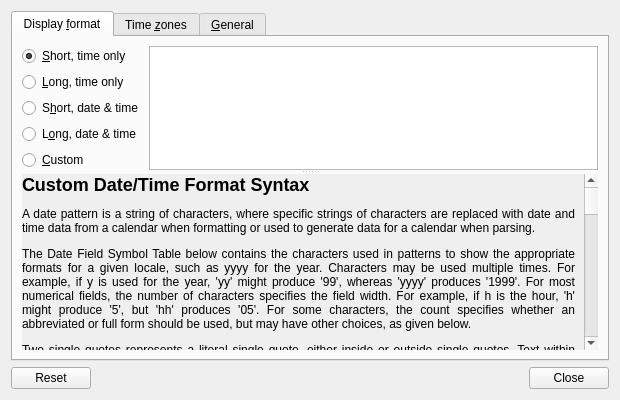
This is plugin-worldclock/lxqtworldclockconfiguration.ui in lxqt/lxqt-panel as Qt 5 draws it before an edit. The edited form follows.
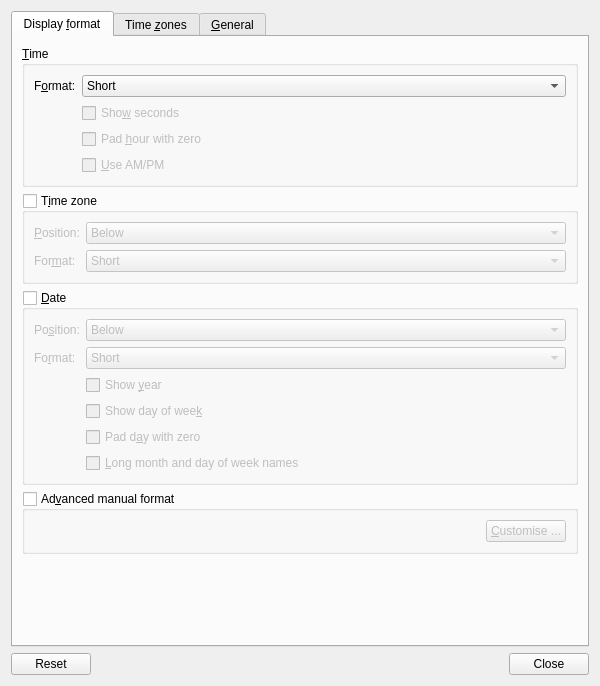
This is the edited form.

Patch:
```diff
--- a/plugin-worldclock/lxqtworldclockconfiguration.ui
+++ b/plugin-worldclock/lxqtworldclockconfiguration.ui
@@ -6,8 +6,8 @@
    <rect>
     <x>0</x>
     <y>0</y>
-    <width>620</width>
-    <height>400</height>
+    <width>600</width>
+    <height>686</height>
    </rect>
   </property>
   <property name="windowTitle">
@@ -23,124 +23,374 @@
       <attribute name="title">
        <string>Display &amp;format</string>
       </attribute>
-      <layout class="QVBoxLayout" name="_8" stretch="0">
+      <layout class="QVBoxLayout" name="_8" stretch="0,0,0,0,0">
        <item>
-        <widget class="QSplitter" name="splitter">
-         <property name="orientation">
-          <enum>Qt::Vertical</enum>
+        <widget class="QGroupBox" name="timeGB">
+         <property name="title">
+          <string>&amp;Time</string>
          </property>
-         <property name="childrenCollapsible">
-          <bool>false</bool>
-         </property>
-         <widget class="QWidget" name="layoutWidget">
-          <layout class="QHBoxLayout" name="_3">
-           <item>
-            <layout class="QVBoxLayout" name="_4">
+         <layout class="QFormLayout" name="formLayout">
+          <property name="fieldGrowthPolicy">
+           <enum>QFormLayout::AllNonFixedFieldsGrow</enum>
+          </property>
+          <item row="0" column="0">
+           <widget class="QLabel" name="timeFormatL">
+            <property name="text">
+             <string>F&amp;ormat:</string>
+            </property>
+            <property name="buddy">
+             <cstring>timeFormatCB</cstring>
+            </property>
+           </widget>
+          </item>
+          <item row="0" column="1">
+           <widget class="QComboBox" name="timeFormatCB">
+            <item>
+             <property name="text">
+              <string>Short</string>
+             </property>
+            </item>
+            <item>
+             <property name="text">
+              <string>Long</string>
+             </property>
+            </item>
+            <item>
+             <property name="text">
+              <string>Custom</string>
+             </property>
+            </item>
+           </widget>
+          </item>
+          <item row="1" column="0">
+           <widget class="QWidget" name="timeCustomLabelW" native="true"/>
+          </item>
+          <item row="1" column="1">
+           <widget class="QWidget" name="timeCustomW" native="true">
+            <property name="enabled">
+             <bool>false</bool>
+            </property>
+            <layout class="QVBoxLayout" name="verticalLayout_5">
+             <property name="leftMargin">
+              <number>0</number>
+             </property>
+             <property name="topMargin">
+              <number>0</number>
+             </property>
+             <property name="rightMargin">
+              <number>0</number>
+             </property>
+             <property name="bottomMargin">
+              <number>0</number>
+             </property>
              <item>
-              <widget class="QRadioButton" name="shortTimeOnlyFormatRB">
+              <widget class="QCheckBox" name="timeShowSecondsCB">
                <property name="text">
-                <string>&amp;Short, time only</string>
+                <string>Sho&amp;w seconds</string>
                </property>
-               <property name="checked">
-                <bool>true</bool>
+              </widget>
+             </item>
+             <item>
+              <widget class="QCheckBox" name="timePadHourCB">
+               <property name="text">
+                <string>Pad &amp;hour with zero</string>
                </property>
               </widget>
              </item>
              <item>
-              <widget class="QRadioButton" name="longTimeOnlyFormatRB">
+              <widget class="QCheckBox" name="timeAMPMCB">
                <property name="text">
-                <string>&amp;Long, time only</string>
+                <string>&amp;Use AM/PM</string>
                </property>
               </widget>
              </item>
+            </layout>
+           </widget>
+          </item>
+         </layout>
+        </widget>
+       </item>
+       <item>
+        <widget class="QGroupBox" name="timezoneGB">
+         <property name="title">
+          <string>T&amp;ime zone</string>
+         </property>
+         <property name="checkable">
+          <bool>true</bool>
+         </property>
+         <property name="checked">
+          <bool>false</bool>
+         </property>
+         <layout class="QFormLayout" name="formLayout_3">
+          <item row="0" column="0">
+           <widget class="QLabel" name="timezonePositionL">
+            <property name="text">
+             <string>&amp;Position:</string>
+            </property>
+            <property name="buddy">
+             <cstring>timezonePositionCB</cstring>
+            </property>
+           </widget>
+          </item>
+          <item row="1" column="0">
+           <widget class="QLabel" name="timezoneFormatL">
+            <property name="text">
+             <string>For&amp;mat:</string>
+            </property>
+            <property name="buddy">
+             <cstring>timezoneFormatCB</cstring>
+            </property>
+           </widget>
+          </item>
+          <item row="0" column="1">
+           <widget class="QComboBox" name="timezonePositionCB">
+            <item>
+             <property name="text">
+              <string>Below</string>
+             </property>
+            </item>
+            <item>
+             <property name="text">
+              <string>Above</string>
+             </property>
+            </item>
+            <item>
+             <property name="text">
+              <string>Before</string>
+             </property>
+            </item>
+            <item>
+             <property name="text">
+              <string>After</string>
+             </property>
+            </item>
+           </widget>
+          </item>
+          <item row="1" column="1">
+           <widget class="QComboBox" name="timezoneFormatCB">
+            <property name="currentIndex">
+             <number>0</number>
+            </property>
+            <item>
+             <property name="text">
+              <string>Short</string>
+             </property>
+            </item>
+            <item>
+             <property name="text">
+              <string>Long</string>
+             </property>
+            </item>
+            <item>
+             <property name="text">
+              <string>Offset from UTC</string>
+             </property>
+            </item>
+            <item>
+             <property name="text">
+              <string>Abbreviation</string>
+             </property>
+            </item>
+            <item>
+             <property name="text">
+              <string>IANA id</string>
+             </property>
+            </item>
+           </widget>
+          </item>
+         </layout>
+        </widget>
+       </item>
+       <item>
+        <widget class="QGroupBox" name="dateGB">
+         <property name="title">
+          <string>&amp;Date</string>
+         </property>
+         <property name="checkable">
+          <bool>true</bool>
+         </property>
+         <property name="checked">
+          <bool>false</bool>
+         </property>
+         <layout class="QFormLayout" name="formLayout_2">
+          <property name="fieldGrowthPolicy">
+           <enum>QFormLayout::AllNonFixedFieldsGrow</enum>
+          </property>
+          <item row="0" column="0">
+           <widget class="QLabel" name="datePositionL">
+            <property name="text">
+             <string>Po&amp;sition:</string>
+            </property>
+            <property name="buddy">
+             <cstring>datePositionCB</cstring>
+            </property>
+           </widget>
+          </item>
+          <item row="0" column="1">
+           <widget class="QComboBox" name="datePositionCB">
+            <item>
+             <property name="text">
+              <string>Below</string>
+             </property>
+            </item>
+            <item>
+             <property name="text">
+              <string>Above</string>
+             </property>
+            </item>
+            <item>
+             <property name="text">
+              <string>Before</string>
+             </property>
+            </item>
+            <item>
+             <property name="text">
+              <string>After</string>
+             </property>
+            </item>
+           </widget>
+          </item>
+          <item row="1" column="0">
+           <widget class="QLabel" name="dateFormatL">
+            <property name="text">
+             <string>Fo&amp;rmat:</string>
+            </property>
+            <property name="buddy">
+             <cstring>dateFormatCB</cstring>
+            </property>
+           </widget>
+          </item>
+          <item row="1" column="1">
+           <widget class="QComboBox" name="dateFormatCB">
+            <item>
+             <property name="text">
+              <string>Short</string>
+             </property>
+            </item>
+            <item>
+             <property name="text">
+              <string>Long</string>
+             </property>
+            </item>
+            <item>
+             <property name="text">
+              <string>ISO 8601</string>
+             </property>
+            </item>
+            <item>
+             <property name="text">
+              <string>Custom</string>
+             </property>
+            </item>
+           </widget>
+          </item>
+          <item row="2" column="0">
+           <widget class="QWidget" name="dateCustomLabelW" native="true"/>
+          </item>
+          <item row="2" column="1">
+           <widget class="QWidget" name="dateCustomW" native="true">
+            <property name="enabled">
+             <bool>false</bool>
+            </property>
+            <layout class="QVBoxLayout" name="verticalLayout_3">
+             <property name="leftMargin">
+              <number>0</number>
+             </property>
+             <property name="topMargin">
+              <number>0</number>
+             </property>
+             <property name="rightMargin">
+              <number>0</number>
+             </property>
+             <property name="bottomMargin">
+              <number>0</number>
+             </property>
              <item>
-              <widget class="QRadioButton" name="shortFormatRB">
+              <widget class="QCheckBox" name="dateShowYearCB">
                <property name="text">
-                <string>S&amp;hort, date &amp;&amp; time</string>
+                <string>Show &amp;year</string>
                </property>
               </widget>
              </item>
              <item>
-              <widget class="QRadioButton" name="longFormatRB">
+              <widget class="QCheckBox" name="dateShowDoWCB">
                <property name="text">
-                <string>L&amp;ong, date &amp;&amp; time</string>
+                <string>Show day of wee&amp;k</string>
                </property>
               </widget>
              </item>
              <item>
-              <widget class="QRadioButton" name="customFormatRB">
+              <widget class="QCheckBox" name="datePadDayCB">
                <property name="text">
-                <string>&amp;Custom</string>
+                <string>Pad d&amp;ay with zero</string>
                </property>
               </widget>
              </item>
              <item>
-              <spacer name="verticalSpacer_2">
-               <property name="orientation">
-                <enum>Qt::Vertical</enum>
+              <widget class="QCheckBox" name="dateLongNamesCB">
+               <property name="text">
+                <string>&amp;Long month and day of week names</string>
                </property>
-               <property name="sizeHint" stdset="0">
-                <size>
-                 <width>20</width>
-                 <height>40</height>
-                </size>
-               </property>
-              </spacer>
+              </widget>
              </item>
             </layout>
-           </item>
-           <item>
-            <widget class="QPlainTextEdit" name="customFormatPTE"/>
-           </item>
-          </layout>
-         </widget>
-         <widget class="QScrollArea" name="hintSA">
-          <property name="frameShape">
-           <enum>QFrame::NoFrame</enum>
-          </property>
-          <property name="widgetResizable">
-           <bool>true</bool>
-          </property>
-          <widget class="QWidget" name="hintContent">
-           <property name="geometry">
-            <rect>
-             <x>0</x>
-             <y>0</y>
-             <width>566</width>
-             <height>1501</height>
-            </rect>
-           </property>
-           <layout class="QVBoxLayout" name="_5">
-            <property name="leftMargin">
-             <number>0</number>
-            </property>
-            <property name="topMargin">
-             <number>0</number>
-            </property>
-            <property name="bottomMargin">
-             <number>0</number>
-            </property>
+           </widget>
+          </item>
+         </layout>
+        </widget>
+       </item>
+       <item>
+        <widget class="QGroupBox" name="advancedManualGB">
+         <property name="title">
+          <string>Ad&amp;vanced manual format</string>
+         </property>
+         <property name="checkable">
+          <bool>true</bool>
+         </property>
+         <property name="checked">
+          <bool>false</bool>
+         </property>
+         <layout class="QVBoxLayout" name="verticalLayout_2">
+          <item>
+           <layout class="QHBoxLayout" name="horizontalLayout">
             <item>
-             <widget class="QLabel" name="hintL">
+             <spacer name="_3">
+              <property name="orientation">
+               <enum>Qt::Horizontal</enum>
+              </property>
+              <property name="sizeHint" stdset="0">
+               <size>
+                <width>40</width>
+                <height>20</height>
+               </size>
+              </property>
+             </spacer>
+            </item>
+            <item>
+             <widget class="QPushButton" name="customisePB">
               <property name="text">
-               <string>&lt;html&gt;&lt;head/&gt;&lt;body&gt;&lt;p&gt;&lt;span style=&quot; font-size:x-large; font-weight:600;&quot;&gt;Custom Date/Time Format Syntax&lt;/span&gt;&lt;/p&gt;&lt;p&gt;A date pattern is a string of characters, where specific strings of characters are replaced with date and time data from a calendar when formatting or used to generate data for a calendar when parsing.&lt;/p&gt;&lt;p&gt;The Date Field Symbol Table below contains the characters used in patterns to show the appropriate formats for a given locale, such as yyyy for the year. Characters may be used multiple times. For example, if y is used for the year, 'yy' might produce '99', whereas 'yyyy' produces '1999'. For most numerical fields, the number of characters specifies the field width. For example, if h is the hour, 'h' might produce '5', but 'hh' produces '05'. For some characters, the count specifies whether an abbreviated or full form should be used, but may have other choices, as given below.&lt;/p&gt;&lt;p&gt;Two single quotes represents a literal single quote, either inside or outside single quotes. Text within single quotes is not interpreted in any way (except for two adjacent single quotes). Otherwise all ASCII letter from a to z and A to Z are reserved as syntax characters, and require quoting if they are to represent literal characters. In addition, certain ASCII punctuation characters may become variable in the future (eg &amp;quot;:&amp;quot; being interpreted as the time separator and '/' as a date separator, and replaced by respective locale-sensitive characters in display).&lt;br/&gt;&lt;/p&gt;&lt;table border=&quot;1&quot; style=&quot; margin-top:0px; margin-bottom:0px; margin-left:0px; margin-right:0px;&quot; width=&quot;100%&quot; cellspacing=&quot;0&quot; cellpadding=&quot;4&quot;&gt;&lt;tr&gt;&lt;td width=&quot;20%&quot;&gt;&lt;p align=&quot;center&quot;&gt;&lt;span style=&quot; font-weight:600;&quot;&gt;Code&lt;/span&gt;&lt;/p&gt;&lt;/td&gt;&lt;td&gt;&lt;p align=&quot;center&quot;&gt;&lt;span style=&quot; font-weight:600;&quot;&gt;Meaning&lt;/span&gt;&lt;/p&gt;&lt;/td&gt;&lt;/tr&gt;&lt;tr&gt;&lt;td&gt;&lt;p&gt;d&lt;/p&gt;&lt;/td&gt;&lt;td&gt;&lt;p&gt;the day as number without a leading zero (1 to 31)&lt;/p&gt;&lt;/td&gt;&lt;/tr&gt;&lt;tr&gt;&lt;td&gt;&lt;p&gt;dd&lt;/p&gt;&lt;/td&gt;&lt;td&gt;&lt;p&gt;the day as number with a leading zero (01 to 31)&lt;/p&gt;&lt;/td&gt;&lt;/tr&gt;&lt;tr&gt;&lt;td&gt;&lt;p&gt;ddd&lt;/p&gt;&lt;/td&gt;&lt;td&gt;&lt;p&gt;the abbreviated localized day name (e.g. 'Mon' to 'Sun').&lt;/p&gt;&lt;/td&gt;&lt;/tr&gt;&lt;tr&gt;&lt;td&gt;&lt;p&gt;dddd&lt;/p&gt;&lt;/td&gt;&lt;td&gt;&lt;p&gt;the long localized day name (e.g. 'Monday' to 'Sunday&lt;/p&gt;&lt;/td&gt;&lt;/tr&gt;&lt;tr&gt;&lt;td&gt;&lt;p&gt;M&lt;/p&gt;&lt;/td&gt;&lt;td&gt;&lt;p&gt;the month as number without a leading zero (1-12)&lt;/p&gt;&lt;/td&gt;&lt;/tr&gt;&lt;tr&gt;&lt;td&gt;&lt;p&gt;MM&lt;/p&gt;&lt;/td&gt;&lt;td&gt;&lt;p&gt;the month as number with a leading zero (01-12)&lt;/p&gt;&lt;/td&gt;&lt;/tr&gt;&lt;tr&gt;&lt;td&gt;&lt;p&gt;MMM&lt;/p&gt;&lt;/td&gt;&lt;td&gt;&lt;p&gt;the abbreviated localized month name (e.g. 'Jan' to 'Dec').&lt;/p&gt;&lt;/td&gt;&lt;/tr&gt;&lt;tr&gt;&lt;td&gt;&lt;p&gt;MMMM&lt;/p&gt;&lt;/td&gt;&lt;td&gt;&lt;p&gt;the long localized month name (e.g. 'January' to 'December').&lt;/p&gt;&lt;/td&gt;&lt;/tr&gt;&lt;tr&gt;&lt;td&gt;&lt;p&gt;yy&lt;/p&gt;&lt;/td&gt;&lt;td&gt;&lt;p&gt;the year as two digit number (00-99)&lt;/p&gt;&lt;/td&gt;&lt;/tr&gt;&lt;tr&gt;&lt;td&gt;&lt;p&gt;yyyy&lt;/p&gt;&lt;/td&gt;&lt;td&gt;&lt;p&gt;the year as four digit number&lt;/p&gt;&lt;/td&gt;&lt;/tr&gt;&lt;tr&gt;&lt;td&gt;&lt;p&gt;h&lt;/p&gt;&lt;/td&gt;&lt;td&gt;&lt;p&gt;the hour without a leading zero (0 to 23 or 1 to 12 if AM/PM display)&lt;/p&gt;&lt;/td&gt;&lt;/tr&gt;&lt;tr&gt;&lt;td&gt;&lt;p&gt;hh&lt;/p&gt;&lt;/td&gt;&lt;td&gt;&lt;p&gt;the hour with a leading zero (00 to 23 or 01 to 12 if AM/PM display)&lt;/p&gt;&lt;/td&gt;&lt;/tr&gt;&lt;tr&gt;&lt;td&gt;&lt;p&gt;H&lt;/p&gt;&lt;/td&gt;&lt;td&gt;&lt;p&gt;the hour without a leading zero (0 to 23, even with AM/PM display)&lt;/p&gt;&lt;/td&gt;&lt;/tr&gt;&lt;tr&gt;&lt;td&gt;&lt;p&gt;HH&lt;/p&gt;&lt;/td&gt;&lt;td&gt;&lt;p&gt;the hour with a leading zero (00 to 23, even with AM/PM display)&lt;/p&gt;&lt;/td&gt;&lt;/tr&gt;&lt;tr&gt;&lt;td&gt;&lt;p&gt;m&lt;/p&gt;&lt;/td&gt;&lt;td&gt;&lt;p&gt;the minute without a leading zero (0 to 59)&lt;/p&gt;&lt;/td&gt;&lt;/tr&gt;&lt;tr&gt;&lt;td&gt;&lt;p&gt;mm&lt;/p&gt;&lt;/td&gt;&lt;td&gt;&lt;p&gt;the minute with a leading zero (00 to 59)&lt;/p&gt;&lt;/td&gt;&lt;/tr&gt;&lt;tr&gt;&lt;td&gt;&lt;p&gt;s&lt;/p&gt;&lt;/td&gt;&lt;td&gt;&lt;p&gt;the second without a leading zero (0 to 59)&lt;/p&gt;&lt;/td&gt;&lt;/tr&gt;&lt;tr&gt;&lt;td&gt;&lt;p&gt;ss&lt;/p&gt;&lt;/td&gt;&lt;td&gt;&lt;p&gt;the second with a leading zero (00 to 59)&lt;/p&gt;&lt;/td&gt;&lt;/tr&gt;&lt;tr&gt;&lt;td&gt;&lt;p&gt;z&lt;/p&gt;&lt;/td&gt;&lt;td&gt;&lt;p&gt;the milliseconds without leading zeroes (0 to 999)&lt;/p&gt;&lt;/td&gt;&lt;/tr&gt;&lt;tr&gt;&lt;td&gt;&lt;p&gt;zzz&lt;/p&gt;&lt;/td&gt;&lt;td&gt;&lt;p&gt;the milliseconds with leading zeroes (000 to 999)&lt;/p&gt;&lt;/td&gt;&lt;/tr&gt;&lt;tr&gt;&lt;td&gt;&lt;p&gt;AP or A&lt;/p&gt;&lt;/td&gt;&lt;td&gt;&lt;p&gt;use AM/PM display. &lt;span style=&quot; font-weight:600;&quot;&gt;A/AP&lt;/span&gt; will be replaced by either &amp;quot;AM&amp;quot; or &amp;quot;PM&amp;quot;.&lt;/p&gt;&lt;/td&gt;&lt;/tr&gt;&lt;tr&gt;&lt;td&gt;&lt;p&gt;ap or a&lt;/p&gt;&lt;/td&gt;&lt;td&gt;&lt;p&gt;use am/pm display. &lt;span style=&quot; font-weight:600;&quot;&gt;a/ap&lt;/span&gt; will be replaced by either &amp;quot;am&amp;quot; or &amp;quot;pm&amp;quot;.&lt;/p&gt;&lt;/td&gt;&lt;/tr&gt;&lt;tr&gt;&lt;td&gt;&lt;p&gt;t&lt;/p&gt;&lt;/td&gt;&lt;td&gt;&lt;p&gt;the timezone (for example &amp;quot;CEST&amp;quot;)&lt;/p&gt;&lt;/td&gt;&lt;/tr&gt;&lt;tr&gt;&lt;td&gt;&lt;p&gt;T&lt;/p&gt;&lt;/td&gt;&lt;td&gt;&lt;p&gt;the offset from UTC&lt;/p&gt;&lt;/td&gt;&lt;/tr&gt;&lt;tr&gt;&lt;td&gt;&lt;p&gt;TT&lt;/p&gt;&lt;/td&gt;&lt;td&gt;&lt;p&gt;the timezone IANA id&lt;/p&gt;&lt;/td&gt;&lt;/tr&gt;&lt;tr&gt;&lt;td&gt;&lt;p&gt;TTT&lt;/p&gt;&lt;/td&gt;&lt;td&gt;&lt;p&gt;the timezone abbreviation&lt;/p&gt;&lt;/td&gt;&lt;/tr&gt;&lt;tr&gt;&lt;td&gt;&lt;p&gt;TTTT&lt;/p&gt;&lt;/td&gt;&lt;td&gt;&lt;p&gt;the timezone short display name&lt;/p&gt;&lt;/td&gt;&lt;/tr&gt;&lt;tr&gt;&lt;td&gt;&lt;p&gt;TTTTT&lt;/p&gt;&lt;/td&gt;&lt;td&gt;&lt;p&gt;the timezone long display name&lt;/p&gt;&lt;/td&gt;&lt;/tr&gt;&lt;/table&gt;&lt;p&gt;&lt;br/&gt;&lt;span style=&quot; font-weight:600;&quot;&gt;Note:&lt;/span&gt; Any characters in the pattern that are not in the ranges of ['a'..'z'] and ['A'..'Z'] will be treated as quoted text. For instance, characters like ':', '.', ' ', '#' and '@' will appear in the resulting time text even they are not enclosed within single quotes.The single quote is used to 'escape' letters. Two single quotes in a row, whether inside or outside a quoted sequence, represent a 'real' single quote.&lt;/p&gt;&lt;/body&gt;&lt;/html&gt;</string>
-              </property>
-              <property name="textFormat">
-               <enum>Qt::RichText</enum>
-              </property>
-              <property name="alignment">
-               <set>Qt::AlignJustify|Qt::AlignVCenter</set>
-              </property>
-              <property name="wordWrap">
-               <bool>true</bool>
+               <string>&amp;Customise ...</string>
               </property>
              </widget>
             </item>
            </layout>
-          </widget>
-         </widget>
+          </item>
+         </layout>
         </widget>
        </item>
+       <item>
+        <spacer name="_1">
+         <property name="orientation">
+          <enum>Qt::Vertical</enum>
+         </property>
+         <property name="sizeHint" stdset="0">
+          <size>
+           <width>20</width>
+           <height>40</height>
+          </size>
+         </property>
+        </spacer>
+       </item>
       </layout>
      </widget>
      <widget class="QWidget" name="timeZonesT">
```
Left out of the diff: 39 changed lines with no effect on the pictures.
